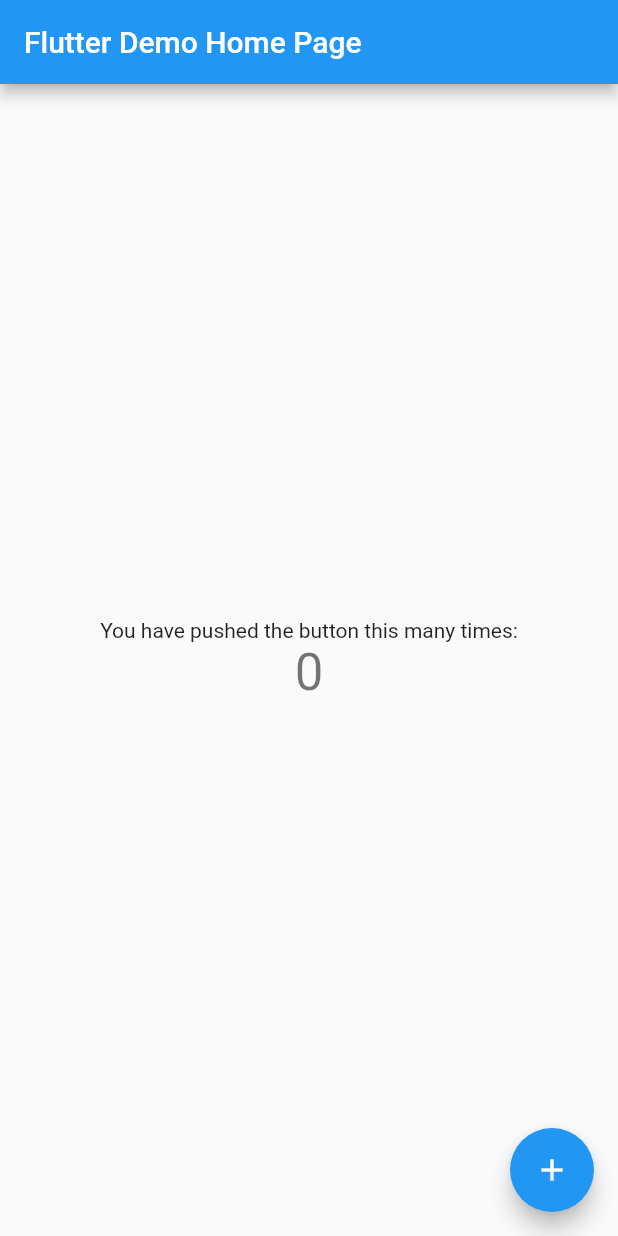
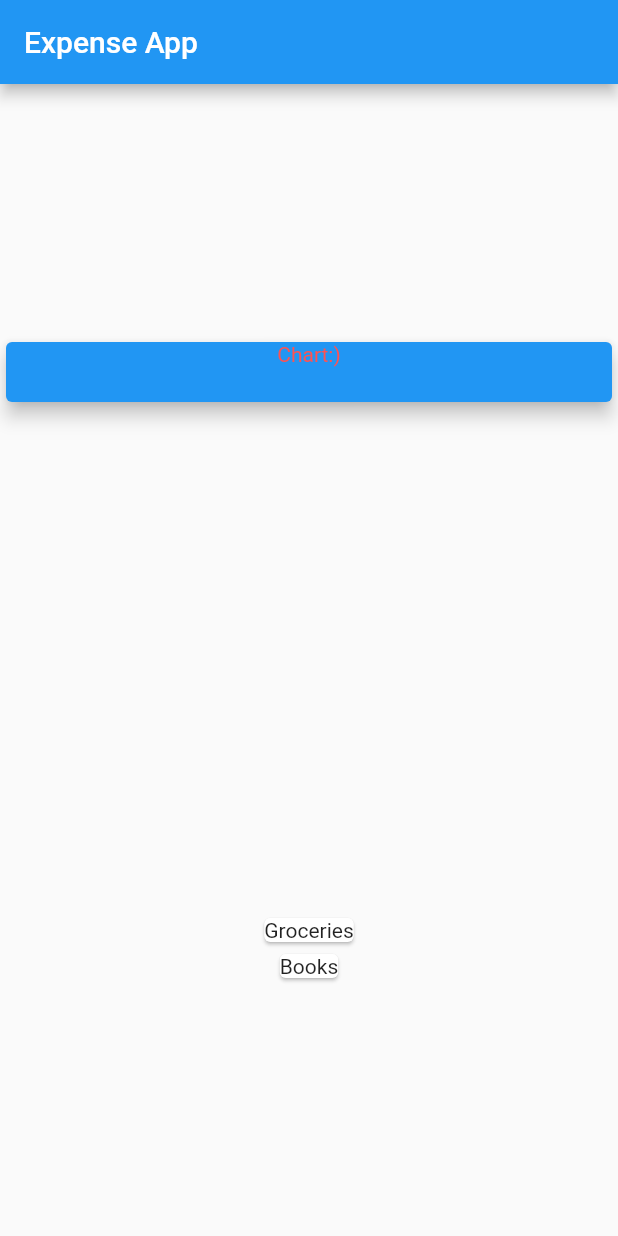
Before and after one commit to RounakJoshi09/expense_app, a Flutter app: the screen it shows after launch, on a phone screen of 412 x 824 dp. Run offline on Flutter 3.47's test engine with Material 2 defaults, Android fonts, the phone set to English and light mode, and no system bars.

Commit message:
Transaction Basics Completed

```diff
--- a/lib/main.dart
+++ b/lib/main.dart
@@ -1,3 +1,6 @@
+import 'dart:ui';
+import './transaction.dart';
+
 import 'package:flutter/material.dart';
 
 void main() {
@@ -11,105 +14,53 @@ class MyApp extends StatelessWidget {
   @override
   Widget build(BuildContext context) {
     return MaterialApp(
-      title: 'Flutter Demo',
+      title: 'Expense App',
       theme: ThemeData(
-        // This is the theme of your application.
-        //
-        // Try running your application with "flutter run". You'll see the
-        // application has a blue toolbar. Then, without quitting the app, try
-        // changing the primarySwatch below to Colors.green and then invoke
-        // "hot reload" (press "r" in the console where you ran "flutter run",
-        // or simply save your changes to "hot reload" in a Flutter IDE).
-        // Notice that the counter didn't reset back to zero; the application
-        // is not restarted.
         primarySwatch: Colors.blue,
       ),
-      home: const MyHomePage(title: 'Flutter Demo Home Page'),
+      home: MyHomePage(),
     );
   }
 }
 
-class MyHomePage extends StatefulWidget {
-  const MyHomePage({Key? key, required this.title}) : super(key: key);
-
-  // This widget is the home page of your application. It is stateful, meaning
-  // that it has a State object (defined below) that contains fields that affect
-  // how it looks.
-
-  // This class is the configuration for the state. It holds the values (in this
-  // case the title) provided by the parent (in this case the App widget) and
-  // used by the build method of the State. Fields in a Widget subclass are
-  // always marked "final".
-
-  final String title;
-
+class MyHomePage extends StatelessWidget {
   @override
-  State<MyHomePage> createState() => _MyHomePageState();
-}
-
-class _MyHomePageState extends State<MyHomePage> {
-  int _counter = 0;
-
-  void _incrementCounter() {
-    setState(() {
-      // This call to setState tells the Flutter framework that something has
-      // changed in this State, which causes it to rerun the build method below
-      // so that the display can reflect the updated values. If we changed
-      // _counter without calling setState(), then the build method would not be
-      // called again, and so nothing would appear to happen.
-      _counter++;
-    });
-  }
-
-  @override
+  List<Transaction> transaction = [
+    Transaction(
+        id: 't1', amount: 99.25, date: DateTime.now(), title: 'Groceries'),
+    Transaction(id: 't2', amount: 98, date: DateTime.now(), title: 'Books'),
+  ];
   Widget build(BuildContext context) {
-    // This method is rerun every time setState is called, for instance as done
-    // by the _incrementCounter method above.
-    //
-    // The Flutter framework has been optimized to make rerunning build methods
-    // fast, so that you can just rebuild anything that needs updating rather
-    // than having to individually change instances of widgets.
     return Scaffold(
-      appBar: AppBar(
-        // Here we take the value from the MyHomePage object that was created by
-        // the App.build method, and use it to set our appbar title.
-        title: Text(widget.title),
-      ),
-      body: Center(
-        // Center is a layout widget. It takes a single child and positions it
-        // in the middle of the parent.
-        child: Column(
-          // Column is also a layout widget. It takes a list of children and
-          // arranges them vertically. By default, it sizes itself to fit its
-          // children horizontally, and tries to be as tall as its parent.
-          //
-          // Invoke "debug painting" (press "p" in the console, choose the
-          // "Toggle Debug Paint" action from the Flutter Inspector in Android
-          // Studio, or the "Toggle Debug Paint" command in Visual Studio Code)
-          // to see the wireframe for each widget.
-          //
-          // Column has various properties to control how it sizes itself and
-          // how it positions its children. Here we use mainAxisAlignment to
-          // center the children vertically; the main axis here is the vertical
-          // axis because Columns are vertical (the cross axis would be
-          // horizontal).
-          mainAxisAlignment: MainAxisAlignment.center,
+        appBar: AppBar(
+          title: Text('Expense App'),
+        ),
+        body: Column(
+          mainAxisAlignment: MainAxisAlignment.spaceAround,
+          crossAxisAlignment: CrossAxisAlignment.center,
           children: <Widget>[
-            const Text(
-              'You have pushed the button this many times:',
+            Container(
+              width: double.infinity,
+              height: 48.0,
+              child: Card(
+                color: Colors.blue,
+                child: Text(
+                  'Chart:)',
+                  style: TextStyle(color: Colors.redAccent),
+                  textAlign: TextAlign.center,
+                ),
+                elevation: 5,
+              ),
             ),
-            Text(
-              '$_counter',
-              style: Theme.of(context).textTheme.headline4,
-            ),
+            Column(
+                //Here we are creating a coloumn on main coloumn for transaction
+                children: transaction.map((tx) {
+              return Card(
+                child: Text(tx.title),
+              );
+            }).toList())
           ],
-        ),
-      ),
-      floatingActionButton: FloatingActionButton(
-        onPressed: _incrementCounter,
-        tooltip: 'Increment',
-        child: const Icon(Icons.add),
-      ), // This trailing comma makes auto-formatting nicer for build methods.
-    );
+        ));
+    ;
   }
 }
--- /dev/null
+++ b/lib/transaction.dart
@@ -0,0 +1,13 @@
+import 'package:flutter/material.dart';
+
+class Transaction {
+  final String id;
+  final String title;
+  final double amount;
+  final DateTime date;
+  Transaction(
+      {required this.id,
+      required this.title,
+      required this.amount,
+      required this.date});
+}
```
